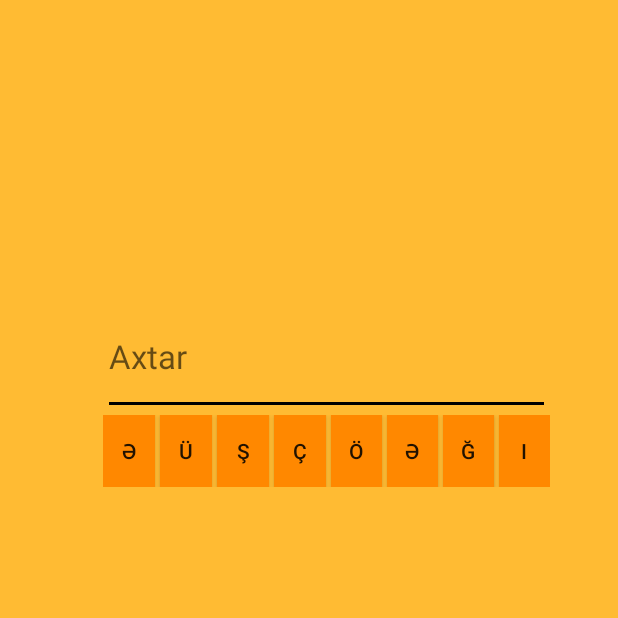
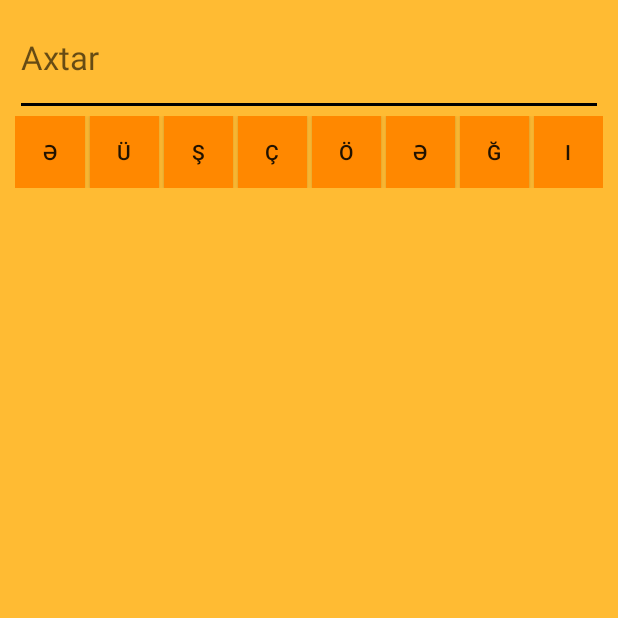
Before and after one commit to toghrulgasimov/AtalarSozlerSqlite, an Android app: the screen it shows after launch (MainActivity), on a phone screen of 412 x 824 dp, the top half of it. Run offline under Robolectric (Android 15) with nearby library versions, the light colour scheme and no system bars; our stand-ins replace AdMob; libraries missing offline, so code that uses them is left out: com.readystatesoftware.sqliteasset.

Commit message:
Qoydum Soreye

```diff
--- a/app/build.gradle
+++ b/app/build.gradle
@@ -6,9 +6,9 @@ android {
         applicationId "com.wetertertertertert.asdasdasdasd.sdfsdgdfgdfgdfgdfgdfg.MainActivity"
         minSdkVersion 14
         targetSdkVersion 27
-        versionCode 1
-        versionName "1.0"
+        versionName '3.0'
         testInstrumentationRunner "android.support.test.runner.AndroidJUnitRunner"
+        versionCode 3
     }
     buildTypes {
         release {
@@ -16,15 +16,15 @@ android {
             proguardFiles getDefaultProguardFile('proguard-android.txt'), 'proguard-rules.pro'
         }
     }
+    productFlavors {
+    }
 }
 
 dependencies {
-    implementation fileTree(dir: 'libs', include: ['*.jar'])
+    implementation fileTree(include: ['*.jar'], dir: 'libs')
     implementation 'com.android.support.constraint:constraint-layout:1.1.2'
-
     implementation 'com.android.support:appcompat-v7:27.0.2'
     implementation 'com.android.support:design:27.0.2'
-
     testImplementation 'junit:junit:4.12'
     androidTestImplementation 'com.android.support.test:runner:1.0.2'
     androidTestImplementation 'com.android.support.test.espresso:espresso-core:3.0.2'
--- a/app/src/main/AndroidManifest.xml
+++ b/app/src/main/AndroidManifest.xml
@@ -3,6 +3,8 @@
     package="com.wetertertertertert.asdasdasdasd.sdfsdgdfgdfgdfgdfgdfg">
 
     <uses-permission android:name="android.permission.WRITE_EXTERNAL_STORAGE" />
+    <uses-permission android:name="android.permission.INTERNET"/>
+    <uses-permission android:name="android.permission.ACCESS_NETWORK_STATE"/>
 
     <application
         android:allowBackup="true"
--- a/app/src/main/java/com/wetertertertertert/asdasdasdasd/sdfsdgdfgdfgdfgdfgdfg/MainActivity.java
+++ b/app/src/main/java/com/wetertertertertert/asdasdasdasd/sdfsdgdfgdfgdfgdfgdfg/MainActivity.java
@@ -28,10 +28,12 @@ public class MainActivity extends AppCompatActivity {
         setContentView(R.layout.activity_main);
 
         //Admob Banner
+
         MobileAds.initialize(this, "ca-app-pub-9026840340673035~9445396711");
         mAdView = findViewById(R.id.adView);
         AdRequest adRequest = new AdRequest.Builder().build();
         mAdView.loadAd(adRequest);
+
         final ListView L = (ListView)findViewById(R.id.L);
         final EditText T = (EditText)findViewById(R.id.T);
         LinearLayout Layout = (LinearLayout)findViewById(R.id.keys);
--- a/app/src/main/res/layout/activity_main.xml
+++ b/app/src/main/res/layout/activity_main.xml
@@ -1,41 +1,31 @@
 <?xml version="1.0" encoding="utf-8"?>
-<android.support.constraint.ConstraintLayout xmlns:android="http://schemas.android.com/apk/res/android"
+<LinearLayout xmlns:android="http://schemas.android.com/apk/res/android"
     xmlns:app="http://schemas.android.com/apk/res-auto"
     xmlns:tools="http://schemas.android.com/tools"
     android:layout_width="match_parent"
     android:layout_height="match_parent"
     android:background="@android:color/holo_orange_light"
+    android:orientation="vertical"
     tools:context=".MainActivity">
 
+    <com.google.android.gms.ads.AdView xmlns:ads="http://schemas.android.com/apk/res-auto"
+        android:id="@+id/adView"
+        android:layout_width="match_parent"
+        android:layout_height="wrap_content"
+        ads:adSize="SMART_BANNER"
+        ads:adUnitId="ca-app-pub-9026840340673035/4758796804"></com.google.android.gms.ads.AdView>
+
     <LinearLayout
-        android:layout_width="298dp"
-        android:layout_height="458dp"
+        android:layout_width="match_parent"
+        android:layout_height="match_parent"
         android:layout_marginBottom="8dp"
-        android:layout_marginEnd="4dp"
-        android:layout_marginLeft="8dp"
-        android:layout_marginRight="4dp"
-        android:layout_marginStart="8dp"
-        android:layout_marginTop="8dp"
         android:background="@android:color/holo_orange_light"
         android:orientation="vertical"
+        android:paddingLeft="10dp"
+        android:paddingRight="10dp"
         app:layout_constraintBottom_toBottomOf="parent"
-        app:layout_constraintEnd_toEndOf="parent"
-        app:layout_constraintHorizontal_bias="0.594"
-        app:layout_constraintStart_toStartOf="parent"
-        app:layout_constraintTop_toTopOf="parent">
+        tools:layout_editor_absoluteX="82dp">
 
-        <com.google.android.gms.ads.AdView
-            android:id="@+id/adView"
-            android:layout_width="match_parent"
-            android:layout_height="wrap_content"
-            android:layout_alignParentBottom="true"
-            android:layout_centerHorizontal="true"
-            android:layout_marginTop="16dp"
-            app:adSize="BANNER"
-            app:adUnitId="ca-app-pub-9026840340673035/4758796804"
-            app:layout_constraintEnd_toEndOf="parent"
-            app:layout_constraintStart_toStartOf="parent"
-            app:layout_constraintTop_toTopOf="parent"></com.google.android.gms.ads.AdView>
 
         <EditText
             android:id="@+id/T"
@@ -136,4 +126,4 @@
 
     </LinearLayout>
 
-</android.support.constraint.ConstraintLayout>
+</LinearLayout>
```
Also changed, not shown: 16 other files.
